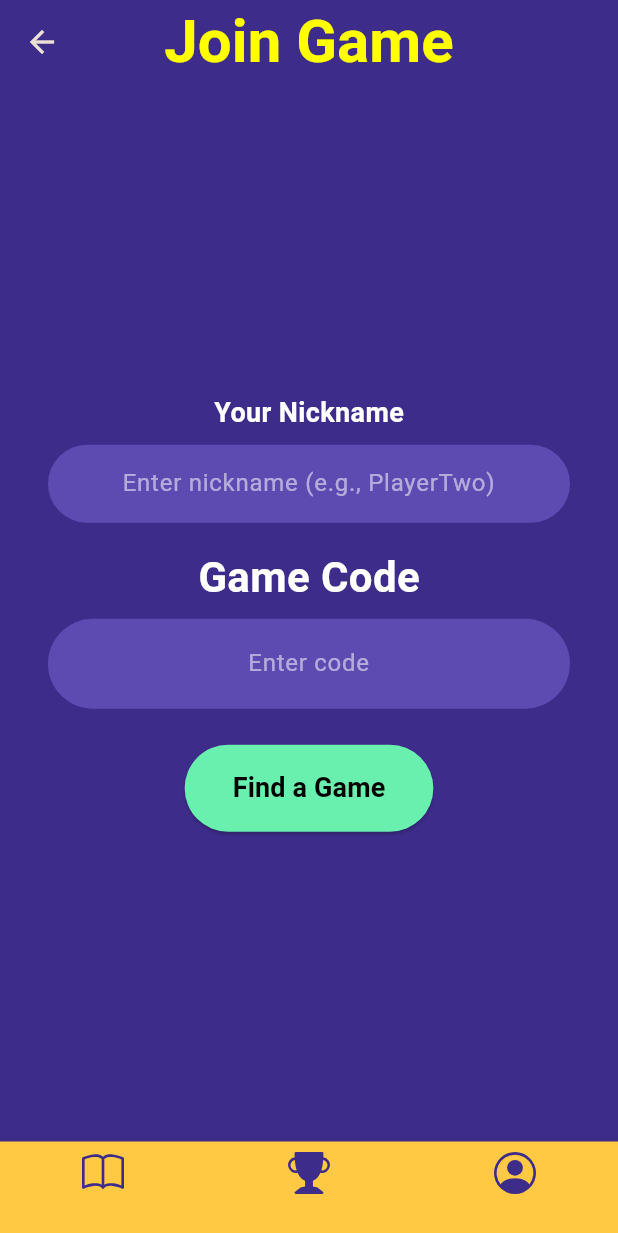
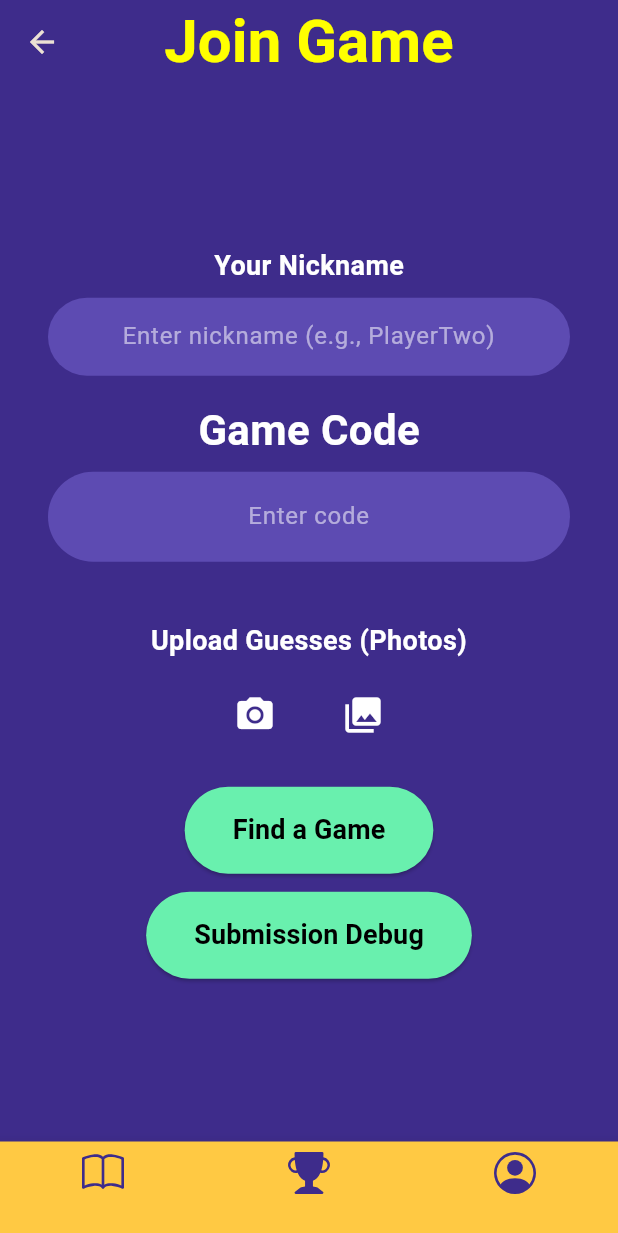
Before and after one commit to D4rkFyre/snaphunt, a Flutter app: the JoinGameScreen screen opened directly, on a phone screen of 412 x 824 dp. Shown: the top 1233 px of the screen. Run offline on Flutter 3.47's test engine with Material 3 defaults, Android fonts, the phone set to English and light mode, and no system bars; our stand-ins replace cloud_firestore, firebase_core, firebase_storage, flutter_svg, image_picker, shared_preferences; accounts and stored records are empty.

Commit message:
Made a debug button and now i can start integrating my code to the new screen

```diff
--- a/lib/repositories/game_repository.dart
+++ b/lib/repositories/game_repository.dart
@@ -91,4 +91,10 @@ class GameRepository {
 
     return downloadURL;
   }
+
+  ///upload a submission/guess image to firebase snd write metadata to firestor
+  /*Future<String> uploadSubmission({
+
+})*/
+
 }
--- a/lib/screens/find_game_screen.dart
+++ b/lib/screens/find_game_screen.dart
@@ -6,6 +6,10 @@ import 'package:flutter_svg/flutter_svg.dart';
 import 'package:cloud_firestore/cloud_firestore.dart';
 import 'package:snaphunt/services/firestore_refs.dart';
 import 'package:snaphunt/services/join_code.dart';
+
+//this is for submission logic
+import 'clue_submission_screen.dart';
+import 'package:image_picker/image_picker.dart';
 
 /// ---------------------------------------------------------------------------
 /// JoinGameScreen
@@ -43,6 +47,12 @@ class JoinGameScreen extends StatefulWidget {
 class _JoinGameScreenState extends State<JoinGameScreen> {
   // Decorative bottom nav index (unrelated to join logic)
   int _selectedIndex = 0;
+
+  //clue submission stuff
+  final ImagePicker _picker = ImagePicker();
+  final List<XFile> _submissionFiles = [];
+  final _photoRowKey = GlobalKey();
+
 
   // Text fields: code + nickname
   final TextEditingController _gameCodeController = TextEditingController();
@@ -239,7 +249,58 @@ class _JoinGameScreenState extends State<JoinGameScreen> {
                 ),
               ),
 
+
+              //submission button logic bellow
+              const SizedBox(height: 16),
+              const SizedBox(height: 24),
+
+              const Text(
+                'Upload Guesses (Photos)',
+                style: TextStyle(
+                  color: Colors.white,
+                  fontSize: 18,
+                  fontWeight: FontWeight.bold,
+                ),
+                textAlign: TextAlign.center,
+              ),
+
               const SizedBox(height: 12),
+
+              _CoachTarget(
+                key: _photoRowKey,
+                child: Row(
+                  mainAxisAlignment: MainAxisAlignment.center,
+                  children: [
+                    IconButton(
+                      icon: const Icon(Icons.camera_alt, size: 28, color: Colors.white),
+                      onPressed: _busy
+                          ? null
+                          : () async {
+                        final file = await _picker.pickImage(source: ImageSource.camera);
+                        if (file != null) {
+                          setState(() => _submissionFiles.add(file));
+                        }
+                      },
+                    ),
+                    const SizedBox(width: 24),
+                    IconButton(
+                      icon: const Icon(Icons.photo_library, size: 28, color: Colors.white),
+                      onPressed: _busy
+                          ? null
+                          : () async {
+                        final files = await _picker.pickMultiImage();
+                        if (files.isNotEmpty) {
+                          setState(() => _submissionFiles.addAll(files));
+                        }
+                      },
+                    ),
+                  ],
+                ),
+              ),
+              //end of submission logic
+
+              const SizedBox(height: 12),
+
 
               // 3) Error and progress indicators
               if (_error != null)
@@ -272,6 +333,29 @@ class _JoinGameScreenState extends State<JoinGameScreen> {
                   style: TextStyle(fontSize: 18, fontWeight: FontWeight.bold),
                 ),
               ),
+
+              const SizedBox(height: 12),
+              //button to take me to the new submission screen
+              ElevatedButton(
+                onPressed: () {
+                  Navigator.push(
+                     context,
+                     MaterialPageRoute(
+                       builder: (context) => const PhotoTasksScreen(),
+                     ),
+                   );
+                  },
+                style: ElevatedButton.styleFrom(
+                  backgroundColor: Colors.greenAccent,
+                  foregroundColor: Colors.black,
+                  padding: const EdgeInsets.symmetric(vertical: 16, horizontal: 32),
+                  shape: RoundedRectangleBorder(borderRadius: BorderRadius.circular(30)),
+                ),
+                child: const Text(
+                  'Submission Debug',
+                  style: TextStyle(fontSize: 18, fontWeight: FontWeight.bold),
+                ),
+              ),
             ],
           ),
         ),
@@ -300,3 +384,12 @@ class _JoinGameScreenState extends State<JoinGameScreen> {
     );
   }
 }
+
+//needed for submission logic
+/// Wraps a target so it’s easy to measure its rect on screen
+class _CoachTarget extends StatelessWidget {
+  final Widget child;
+  const _CoachTarget({super.key, required this.child});
+  @override
+  Widget build(BuildContext context) => child;
+}
--- a/lib/screens/host_screen.dart
+++ b/lib/screens/host_screen.dart
@@ -105,6 +105,7 @@ class _HostGameScreenState extends State<HostGameScreen> {
 
       for (final x in _clueFiles) {
         final file = File(x.path);
+
         await _repo.uploadClue(
           gameId: game.id,
           file: file,
--- a/lib/services/firestore_refs.dart
+++ b/lib/services/firestore_refs.dart
@@ -37,9 +37,27 @@ class FirestoreRefs {
       String gameId,
       ) => db.collection('games').doc(gameId).collection('clues');
 
+  /// The submissions folder
+  static CollectionReference<Map<String, dynamic>> submissions(
+      FirebaseFirestore db,
+      String gameId,
+      String submissionId,
+      String clueId,
+      String playerName,
+      String imageUrl,
+      String createdAt
+      ) => db.collection('games').doc(gameId).collection('submissions');
+
+
   // -------------------------------------------------------------------------
   // Documents (files)
   // -------------------------------------------------------------------------
+
+  ///A single submission file: '/submissions/{submissionId}'
+  static DocumentReference<Map<String, dynamic>> submissionDoc(
+      FirebaseFirestore db,
+      String submissionId,
+      ) => db.collection('submissions').doc(submissionId);
 
   /// A single game file: `/games/{gameId}`
   static DocumentReference<Map<String, dynamic>> gameDoc(
@@ -57,6 +75,8 @@ class FirestoreRefs {
   // String path helpers (nice for logs or rules docs)
   // -------------------------------------------------------------------------
 
+  static String submissionDocPath(String submissionId) => 'submissions/$submissionId';
+
   /// Returns "games/{gameId}"
   static String gameDocPath(String gameId) => 'games/$gameId';
 
```
